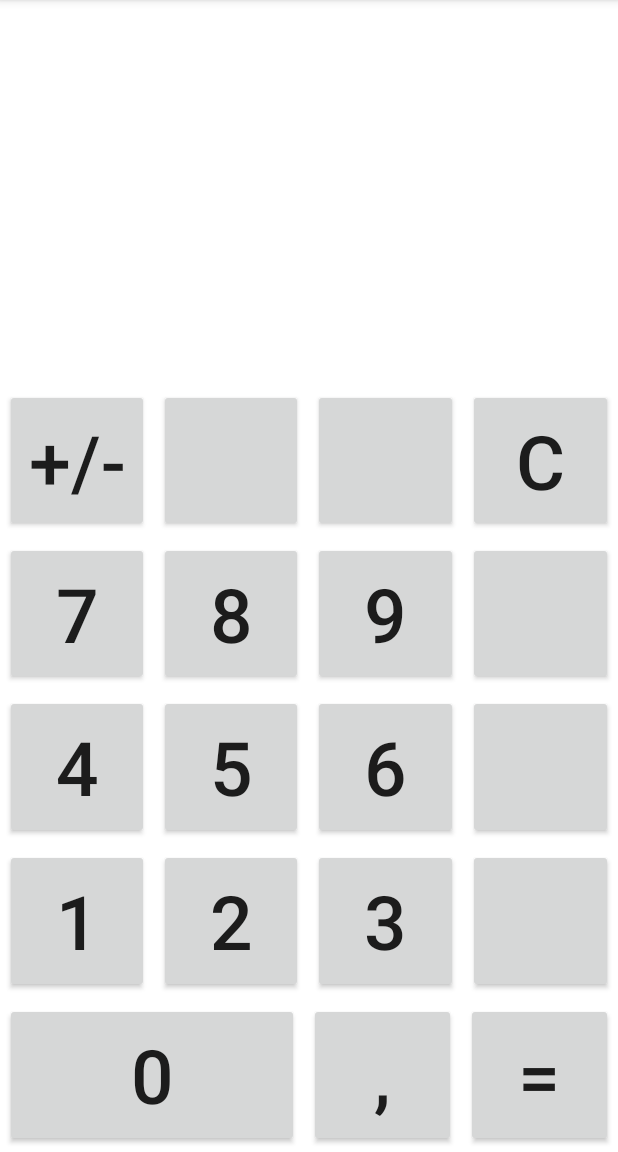
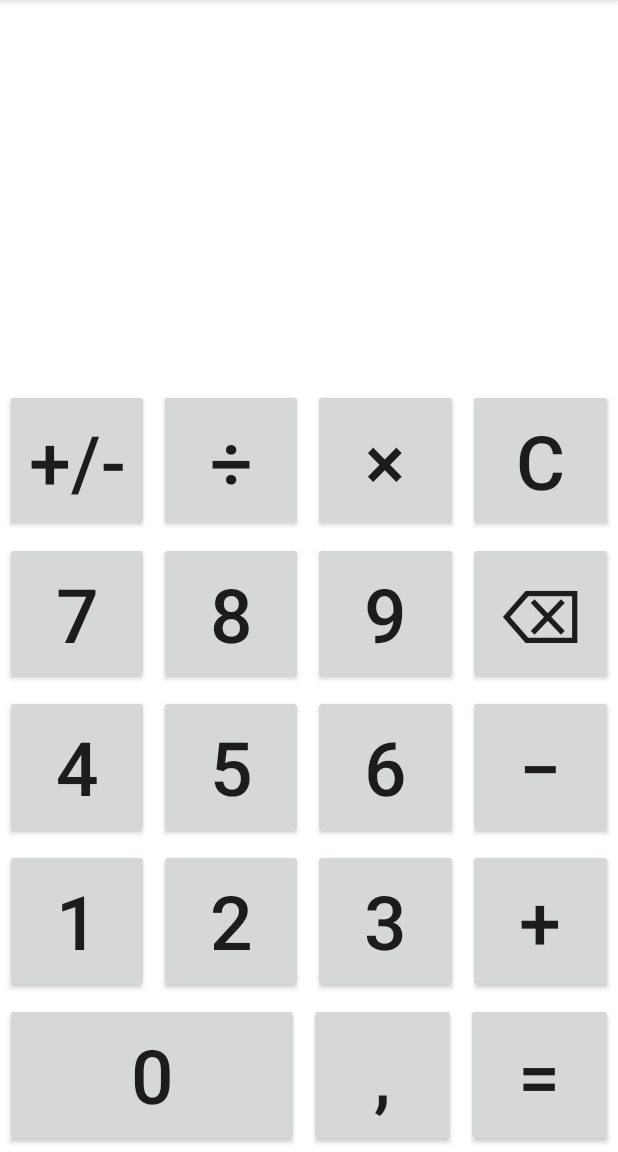
Before and after one commit to ArkHak/HWCalculator_Plus, an Android app: the screen it shows after launch (MainActivity), on a phone screen of 412 x 824 dp, the part 84-1236 px from its top. Run offline under Robolectric (Android 15) with nearby library versions, the phone set to English and light mode, and no system bars.

Commit message:
ver 0.12 +полная клавиатура

```diff
--- a/app/src/main/res/layout/activity_main.xml
+++ b/app/src/main/res/layout/activity_main.xml
@@ -36,18 +36,25 @@
                 android:textSize="@dimen/text_size_btn" />
 
             <androidx.appcompat.widget.AppCompatButton
-                android:id="@+id/button_changeznack"
+                android:id="@+id/button_division"
                 android:layout_width="0dp"
                 android:layout_height="match_parent"
                 android:layout_margin="@dimen/lay_margin_btn"
-                android:layout_weight="1" />
+                android:layout_weight="1"
+                android:gravity="center"
+                android:text="@string/btn_division"
+                android:textSize="@dimen/text_size_btn" />
+
 
             <androidx.appcompat.widget.AppCompatButton
-                android:id="@+id/button_changeznack"
+                android:id="@+id/button_multiply"
                 android:layout_width="0dp"
                 android:layout_height="match_parent"
                 android:layout_margin="@dimen/lay_margin_btn"
-                android:layout_weight="1" />
+                android:layout_weight="1"
+                android:gravity="center"
+                android:text="×"
+                android:textSize="@dimen/text_size_btn" />
 
             <androidx.appcompat.widget.AppCompatButton
                 android:id="@+id/button_clear"
@@ -97,11 +104,14 @@
                 android:textSize="@dimen/text_size_btn" />
 
             <androidx.appcompat.widget.AppCompatButton
-                android:id="@+id/button_changeznack"
+                android:id="@+id/button_back_step"
                 android:layout_width="0dp"
                 android:layout_height="match_parent"
                 android:layout_margin="@dimen/lay_margin_btn"
-                android:layout_weight="1" />
+                android:layout_weight="1"
+                android:gravity="center"
+                android:text="@string/btn_deleting"
+                android:textSize="@dimen/text_size_btn" />
 
         </LinearLayout>
 
@@ -141,11 +151,14 @@
                 android:textSize="@dimen/text_size_btn" />
 
             <androidx.appcompat.widget.AppCompatButton
-                android:id="@+id/button_changeznack"
+                android:id="@+id/button_minus"
                 android:layout_width="0dp"
                 android:layout_height="match_parent"
                 android:layout_margin="@dimen/lay_margin_btn"
-                android:layout_weight="1" />
+                android:layout_weight="1"
+                android:gravity="center"
+                android:text="@string/btn_minus"
+                android:textSize="@dimen/text_size_btn" />
 
         </LinearLayout>
 
@@ -185,11 +198,14 @@
                 android:textSize="@dimen/text_size_btn" />
 
             <androidx.appcompat.widget.AppCompatButton
-                android:id="@+id/button_changeznack"
+                android:id="@+id/button_plus"
                 android:layout_width="0dp"
                 android:layout_height="match_parent"
                 android:layout_margin="@dimen/lay_margin_btn"
-                android:layout_weight="1" />
+                android:layout_weight="1"
+                android:gravity="center"
+                android:text="@string/btn_plus"
+                android:textSize="@dimen/text_size_btn" />
 
         </LinearLayout>
 
--- a/app/src/main/res/values/strings.xml
+++ b/app/src/main/res/values/strings.xml
@@ -14,4 +14,8 @@
     <string name="btn_point">,</string>
     <string name="btn_calculate">=</string>
     <string name="btn_clear">C</string>
+    <string name="btn_plus">+</string>
+    <string name="btn_minus">−</string>
+    <string name="btn_division">÷</string>
+    <string name="btn_deleting">⌫</string>
 </resources>
```
